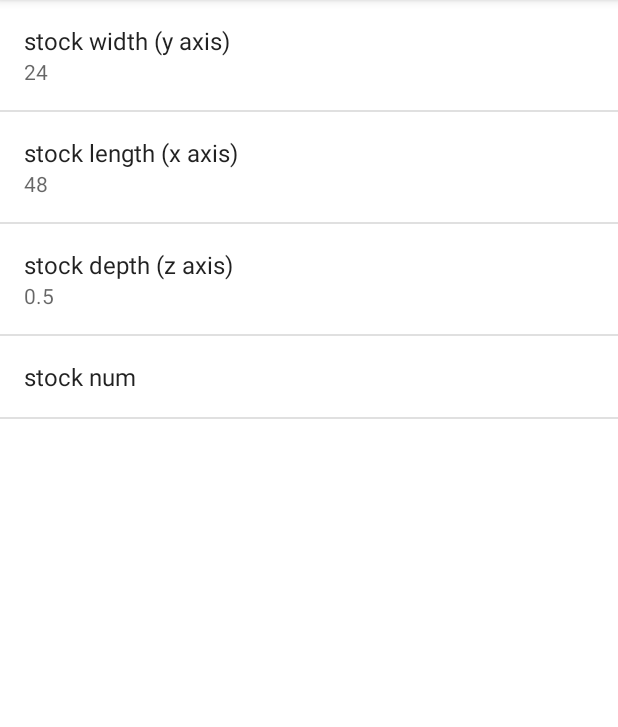
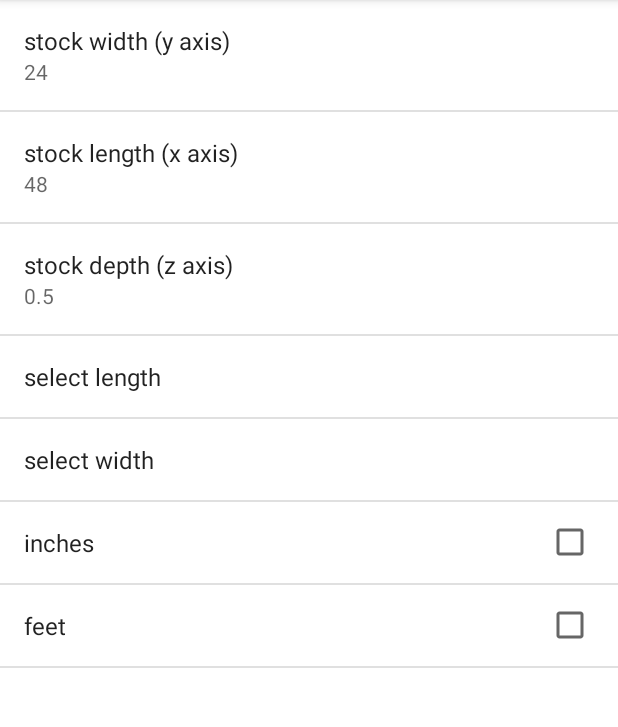
Before and after one commit to mgree/carving-factory, an Android app: the DisplaySettingsActivity screen opened directly, with no data from a screen before it, on a phone screen of 412 x 824 dp, the part 84-811 px from its top. Run offline under Robolectric (Android 15) with nearby library versions, the phone set to English and light mode, and no system bars.

Commit message:
Number Picker preference now also saves it's values without crashing. Yay!

```diff
--- a/app/src/main/java/com/labgmail/pomona/greenberg/cnccarvingfactory/DisplaySettingsActivity.java
+++ b/app/src/main/java/com/labgmail/pomona/greenberg/cnccarvingfactory/DisplaySettingsActivity.java
@@ -21,7 +21,10 @@ public class DisplaySettingsActivity extends AppCompatActivity  {
     public static final String KEY_LENGTH = "pref_length";
     public static final String KEY_WIDTH = "pref_width";
     public static final String KEY_DEPTH = "pref_depth";
-    public static final String KEY_NUMBER = "pref_num";
+    public static final String KEY_NUMB1 = "pref_wLength";
+    public static final String KEY_NUMB2 = "pref_wWidth";
+
+
 
     public static class SettingsFragment extends PreferenceFragment implements SharedPreferences.OnSharedPreferenceChangeListener {
 
--- a/app/src/main/java/com/labgmail/pomona/greenberg/cnccarvingfactory/NumberPickerPreference.java
+++ b/app/src/main/java/com/labgmail/pomona/greenberg/cnccarvingfactory/NumberPickerPreference.java
@@ -16,10 +16,8 @@ import android.widget.TextView;
  * Created by edinameshietedoho on 6/1/17.
  */
 
-// ??? I just realized this is going to need to run two numberpickers at the same time for length and width hmmm...
 public class NumberPickerPreference extends DialogPreference {
 
-    private int mValue;
     private int mCValue;
     private static final int DEFAULT_VALUE = 5;
     private NumberPicker numPicker;
@@ -52,29 +50,60 @@ public class NumberPickerPreference extends DialogPreference {
     @Override
     protected View onCreateDialogView() {
         numPicker = new NumberPicker(getContext());
-        numPicker.setMinValue(5);
-        numPicker.setMaxValue(10);
+        numPicker.setMinValue(0);
+        numPicker.setMaxValue(60);
 
         numPicker.setValue(mCValue);
         return numPicker;
     }
-
+    @Override
     protected void onDialogClosed(boolean positive) {
         if(positive) {
-            persistInt(mValue);
+            numPicker.clearFocus();
+
+//            persistInt(mCValue);
+//            setValue(numPicker.getValue());
+//            int apple = 0;
+            try {
+               int apple = Integer.parseInt(String.valueOf(numPicker.getValue()));
+                setValue(apple);
+            } catch (NumberFormatException e) {
+            }
+
         }
     }
 
-    protected Object onGetDefaultValue(TypedArray a, int index) {
-        return a.getInteger(index, DEFAULT_VALUE);
-    }
+    @Override
+    protected void onSetInitialValue(boolean rpv, Object defaultV) {
 
-    protected void onSetInitialValue(boolean rpv, Object defaultV) {
+        setValue(rpv ? getPersistedInt(mCValue) : (Integer) defaultV);
         if(rpv) {
             mCValue = this.getPersistedInt(DEFAULT_VALUE);
         } else {
             mCValue = (Integer) defaultV;
             persistInt(mCValue);
+        }
+    }
+
+    @Override
+    protected Object onGetDefaultValue(TypedArray a, int index) {
+        return a.getInteger(index, DEFAULT_VALUE);
+    }
+
+    public void setValue(int value) {
+        if (shouldPersist()) {
+            try {
+                int apple = Integer.parseInt(" " + value);
+                setValue(apple);
+                persistInt(value);
+            } catch (NumberFormatException e) {
+            }
+
+        }
+
+        if (value != mCValue) {
+            mCValue = value;
+            notifyChanged();
         }
     }
 
@@ -86,7 +115,7 @@ public class NumberPickerPreference extends DialogPreference {
         }
 
         final SavedState myState = new SavedState(superState);
-        myState.value = mValue;
+        myState.value = mCValue;
         return myState;
     }
 
--- a/app/src/main/res/xml/preferences.xml
+++ b/app/src/main/res/xml/preferences.xml
@@ -13,7 +13,19 @@
         android:title="@string/pref_depth"
         android:defaultValue="0.5" />
     <com.labgmail.pomona.greenberg.cnccarvingfactory.NumberPickerPreference
-        android:key="pref_num"
-        android:title="stock num"
-        android:defaultValue="25"/>
+        android:key="pref_wLength"
+        android:title="select length"
+        android:defaultValue="24"/>
+    <com.labgmail.pomona.greenberg.cnccarvingfactory.NumberPickerPreference
+        android:key="pref_wWidth"
+        android:title="select width"
+        android:defaultValue="24"/>
+    <CheckBoxPreference
+        android:defaultValue="false"
+        android:key="pref_inch"
+        android:title="inches" />
+    <CheckBoxPreference
+        android:defaultValue="false"
+        android:key="pref_feet"
+        android:title="feet" />
 </PreferenceScreen>
```
